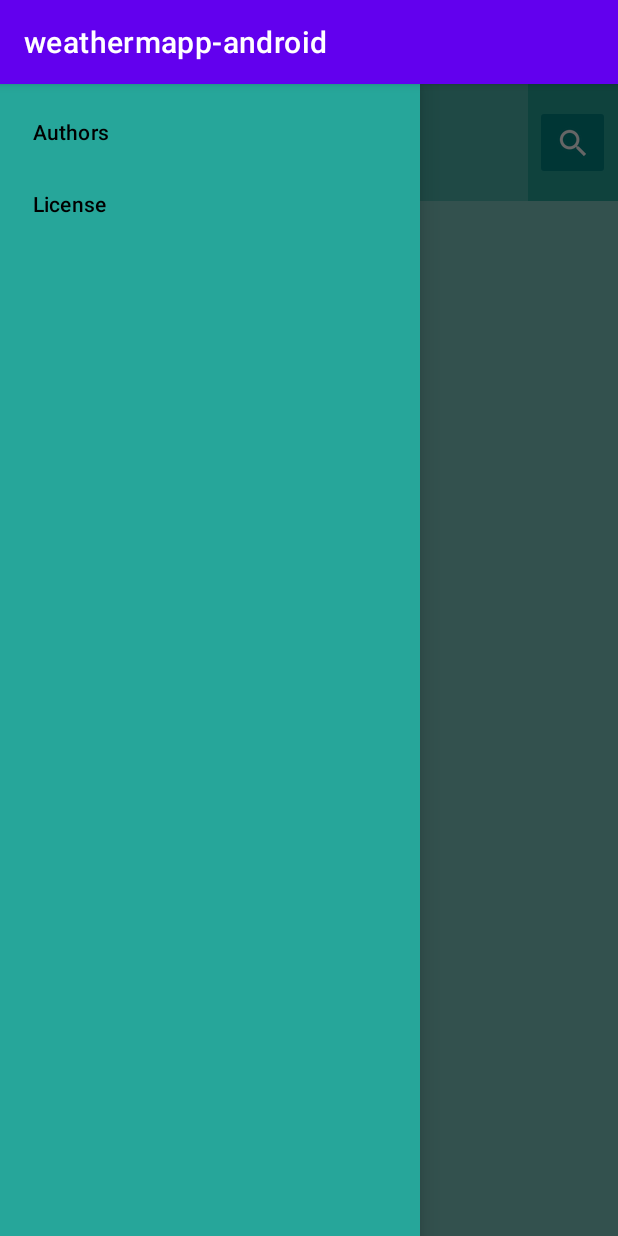
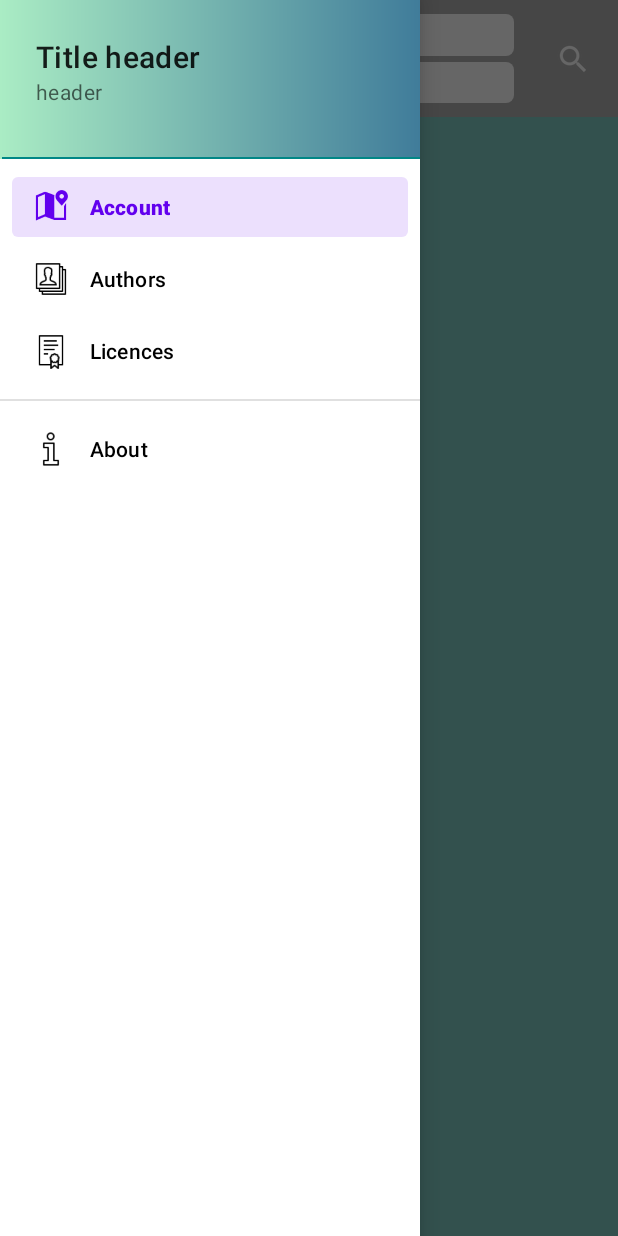
Before and after one commit to sunbeam96/weathermapp-android, an Android app: the screen it shows after launch (MainActivity), with the side drawer open, on a phone screen of 412 x 824 dp. Run offline under Robolectric (Android 15) with nearby library versions, the phone set to English and light mode, and no system bars; libraries missing offline, so code that uses them is left out: org.osmdroid.bonuspack, org.osmdroid.config, org.osmdroid.tileprovider, org.osmdroid.util, org.osmdroid.views; plain views replace MapView; 7 statements that could not run were skipped.

Commit message:
Add side panel
Create side panel. Simple refactoring.

```diff
--- a/app/build.gradle
+++ b/app/build.gradle
@@ -41,4 +41,8 @@ dependencies {
     implementation 'com.github.MKergall:osmbonuspack:6.9.0'
     implementation 'androidx.lifecycle:lifecycle-viewmodel-ktx:2.5.1'
     implementation 'com.squareup.okhttp3:okhttp:4.3.1'
+    implementation 'com.google.android.material:material:1.7.0'
+    implementation 'com.google.ar.sceneform:filament-android:1.17.1'
+    implementation 'com.google.firebase:firebase-database:20.0.4'
+    implementation 'com.google.firebase:firebase-firestore:24.1.0'
 }
--- a/app/src/main/java/com/weather/mapp/MainActivity.kt
+++ b/app/src/main/java/com/weather/mapp/MainActivity.kt
@@ -25,10 +25,9 @@ import kotlin.concurrent.thread
 
 class MainActivity : AppCompatActivity() {
     private var okHttpClient = OkHttpClient()
-
-    private lateinit var myLocationOverlay : MyLocationNewOverlay
-    private lateinit var navigationView : DrawerLayout
-    private lateinit var osmdroidMap : MapView
+    private lateinit var myLocationOverlay: MyLocationNewOverlay
+    private lateinit var navigationView: DrawerLayout
+    private lateinit var osmdroidMap: MapView
     private lateinit var roadManager: RoadManager
 
     override fun onCreate(savedInstanceState: Bundle?) {
@@ -36,6 +35,16 @@ class MainActivity : AppCompatActivity() {
         setContentView(R.layout.activity_main)
         Configuration.getInstance().userAgentValue = "application/1.0"
 
+        navigationMenu()
+        hideActionBar()
+    }
+
+    private fun hideActionBar() {
+        supportActionBar?.setDisplayHomeAsUpEnabled(true)
+        supportActionBar?.hide()
+    }
+
+    private fun navigationMenu() {
         navigationView = findViewById(R.id.drawer_layout)
         navigationView.setDrawerLockMode(DrawerLayout.LOCK_MODE_LOCKED_CLOSED, Gravity.LEFT)
 
@@ -45,10 +54,12 @@ class MainActivity : AppCompatActivity() {
         roadManager = OSRMRoadManager(this, Configuration.getInstance().userAgentValue)
 
         myLocationOverlay.enableMyLocation()
-        myLocationOverlay.runOnFirstFix { runOnUiThread {
-            osmdroidMap.controller.animateTo(myLocationOverlay.myLocation)
-            osmdroidMap.controller.setZoom(20)
-        }}
+        myLocationOverlay.runOnFirstFix {
+            runOnUiThread {
+                osmdroidMap.controller.animateTo(myLocationOverlay.myLocation)
+                osmdroidMap.controller.setZoom(20)
+            }
+        }
     }
 
     fun openNavigationView(view: View) {
@@ -60,12 +71,13 @@ class MainActivity : AppCompatActivity() {
     }
 
     fun routeSearch(view: View) {
-        val destinationPoint : EditText = findViewById(R.id.destination_point)
-        val startPoint : EditText = findViewById(R.id.start_point)
+        val destinationPoint: EditText = findViewById(R.id.destination_point)
+        val startPoint: EditText = findViewById(R.id.start_point)
         val startPointAddress = findCoordinates(startPoint.text.toString())
         val destinationPointAddress = findCoordinates(destinationPoint.text.toString())
         val startPointGeoPoint = GeoPoint(startPointAddress.latitude, startPointAddress.longitude)
-        val destinationPointGeoPoint = GeoPoint(destinationPointAddress.latitude, destinationPointAddress.longitude)
+        val destinationPointGeoPoint =
+            GeoPoint(destinationPointAddress.latitude, destinationPointAddress.longitude)
         val geoPointList = ArrayList<GeoPoint>()
         geoPointList.add(startPointGeoPoint)
         geoPointList.add(destinationPointGeoPoint)
@@ -82,8 +94,9 @@ class MainActivity : AppCompatActivity() {
         osmdroidMap.controller.setZoom(7.5)
     }
 
-    fun findCoordinates(placeName: String) : Address {
-        val requestUrl = "https://nominatim.openstreetmap.org/search.php?format=json&limit=1&q=$placeName"
+    private fun findCoordinates(placeName: String): Address {
+        val requestUrl =
+            "https://nominatim.openstreetmap.org/search.php?format=json&limit=1&q=$placeName"
         val nominatimRequest = Request.Builder().url(requestUrl).build()
         val address = Address(Locale.ENGLISH)
         val countDownLatch = CountDownLatch(1)
@@ -91,8 +104,9 @@ class MainActivity : AppCompatActivity() {
         thread(start = true) {
             var nominatimResponse = ""
 
-            okHttpClient.newCall(nominatimRequest).execute().use { response -> nominatimResponse =
-                response.body?.string() ?: ""
+            okHttpClient.newCall(nominatimRequest).execute().use { response ->
+                nominatimResponse =
+                    response.body?.string() ?: ""
             }
 
             val jsonElement = JsonParser.parseString(nominatimResponse).asJsonArray[0]
--- /dev/null
+++ b/app/src/main/res/drawable/gradient.xml
@@ -0,0 +1,8 @@
+<?xml version="1.0" encoding="utf-8"?>
+<shape xmlns:android="http://schemas.android.com/apk/res/android"
+    android:shape="rectangle">
+    <gradient
+        android:startColor="#AAECC4"
+        android:endColor="#407C9A"
+        android:angle="0" />
+</shape>
--- /dev/null
+++ b/app/src/main/res/drawable/round_edit_text.xml
@@ -0,0 +1,13 @@
+<?xml version="1.0" encoding="utf-8"?>
+<!--  res/drawable/rounded_edittext.xml -->
+<shape xmlns:android="http://schemas.android.com/apk/res/android"
+    android:shape="rectangle"
+    android:padding="10dp">
+
+    <solid android:color="#FFFFFF" />
+    <corners
+        android:bottomRightRadius="5dp"
+        android:bottomLeftRadius="5dp"
+        android:topLeftRadius="5dp"
+        android:topRightRadius="5dp" />
+</shape>
--- a/app/src/main/res/layout/activity_main.xml
+++ b/app/src/main/res/layout/activity_main.xml
@@ -7,6 +7,16 @@
     android:layout_height="match_parent"
     tools:context=".MainActivity">
 
+    <LinearLayout
+        android:layout_width="match_parent"
+        android:layout_height="match_parent" />
+
+    <com.google.android.material.navigation.NavigationView
+        android:layout_width="wrap_content"
+        android:layout_height="match_parent"
+        android:layout_gravity="start"
+        app:headerLayout="@layout/header_navigation_drawer"
+        app:menu="@menu/navigation_menu" />
 
     <LinearLayout
         android:id="@+id/linearLayout"
@@ -18,38 +28,25 @@
             android:layout_width="match_parent"
             android:layout_height="387dp"
             android:layout_weight="4"
-            android:background="@android:color/holo_green_light"
+            android:background="#B0B0B0"
             android:orientation="horizontal">
 
             <LinearLayout
                 android:layout_width="425dp"
                 android:layout_height="77.5dp"
                 android:layout_weight="3"
-                android:background="#26A69A"
+                android:background="#B0B0B0"
                 android:gravity="center"
                 android:orientation="vertical">
-
-<!--                <Button-->
-<!--                    android:id="@+id/hamburger_button"-->
-<!--                    style="@style/Widget.AppCompat.Button"-->
-<!--                    android:layout_width="50dp"-->
-<!--                    android:layout_height="50dp"-->
-<!--                    android:gravity="center"-->
-<!--                    android:onClick="openNavigationView"-->
-<!--                    android:text="|||"-->
-<!--                    app:backgroundTint="@color/teal_700">-->
-
-<!--                </Button>-->
 
                 <ImageButton
                     android:id="@+id/hamburger_button"
                     android:layout_width="50dp"
                     android:layout_height="50dp"
+                    android:background="#B0B0B0"
                     android:gravity="center"
                     android:onClick="openNavigationView"
-                    app:backgroundTint="@color/teal_700"
-                    app:srcCompat="@android:drawable/ic_menu_sort_by_size"
-                    app:tint="@color/white"
+                    android:src="@drawable/menu"
                     tools:ignore="SpeakableTextPresentCheck" />
 
             </LinearLayout>
@@ -59,28 +56,31 @@
                 android:layout_width="match_parent"
                 android:layout_height="match_parent"
                 android:layout_weight="1"
-                android:background="@android:color/holo_blue_bright"
-                android:orientation="vertical">
+                android:background="#B0B0B0"
+                android:orientation="vertical"
+                android:padding="7dp">
 
 
                 <EditText
                     android:id="@+id/start_point"
                     android:layout_width="match_parent"
                     android:layout_height="match_parent"
+                    android:layout_margin="2dp"
                     android:layout_weight="1"
-                    android:background="#4DB6AC"
+                    android:background="@drawable/round_edit_text"
                     android:gravity="center"
-                    android:hint="Miejsce startowe"
+                    android:hint="@string/source"
                     android:inputType="text"></EditText>
 
                 <EditText
                     android:id="@+id/destination_point"
                     android:layout_width="match_parent"
                     android:layout_height="match_parent"
+                    android:layout_margin="2dp"
                     android:layout_weight="1"
-                    android:background="#4DB6AC"
+                    android:background="@drawable/round_edit_text"
                     android:gravity="center"
-                    android:hint="Miejsce docelowe"
+                    android:hint="@string/end"
                     tools:ignore="TouchTargetSizeCheck"></EditText>
 
 
@@ -90,7 +90,7 @@
                 android:layout_width="425dp"
                 android:layout_height="match_parent"
                 android:layout_weight="3"
-                android:background="#26A69A"
+                android:background="#B0B0B0"
                 android:gravity="center"
                 android:orientation="vertical">
 
@@ -98,16 +98,15 @@
                     android:id="@+id/search_button"
                     android:layout_width="50dp"
                     android:layout_height="50dp"
+                    android:background="#B0B0B0"
                     android:gravity="center"
                     android:onClick="routeSearch"
-                    app:backgroundTint="@color/teal_700"
                     app:srcCompat="?android:attr/actionModeWebSearchDrawable"
                     app:tint="@color/white"
                     tools:ignore="SpeakableTextPresentCheck" />
             </LinearLayout>
 
         </LinearLayout>
-
 
         <LinearLayout
             android:layout_width="match_parent"
@@ -119,30 +118,11 @@
             <org.osmdroid.views.MapView
                 android:id="@+id/map"
                 android:layout_width="fill_parent"
-                android:layout_height="fill_parent"/>
+                android:layout_height="fill_parent" />
         </LinearLayout>
 
 
     </LinearLayout>
 
-    <com.google.android.material.navigation.NavigationView
-        android:layout_width="wrap_content"
-        android:layout_height="match_parent"
-        android:layout_gravity="start"
-        android:background="#26A69A"
-        app:menu="@menu/navigation_menu">
-
-    </com.google.android.material.navigation.NavigationView>
-
-
-    <!--    <TextView-->
-    <!--        android:layout_width="wrap_content"-->
-    <!--        android:layout_height="wrap_content"-->
-    <!--        android:text="Hello World!"-->
-    <!--        app:layout_constraintBottom_toBottomOf="parent"-->
-    <!--        app:layout_constraintEnd_toEndOf="parent"-->
-    <!--        app:layout_constraintStart_toStartOf="parent"-->
-    <!--        app:layout_constraintTop_toTopOf="parent" />-->
-
 
 </androidx.drawerlayout.widget.DrawerLayout>
--- /dev/null
+++ b/app/src/main/res/layout/header_navigation_drawer.xml
@@ -0,0 +1,37 @@
+<?xml version="1.0" encoding="utf-8"?>
+<androidx.appcompat.widget.LinearLayoutCompat xmlns:android="http://schemas.android.com/apk/res/android"
+    xmlns:tools="http://schemas.android.com/tools"
+    android:layout_width="match_parent"
+    android:layout_height="wrap_content"
+    android:background="@drawable/gradient"
+    android:orientation="vertical">
+
+    <TextView
+        android:layout_width="wrap_content"
+        android:layout_height="wrap_content"
+        android:layout_marginStart="24dp"
+        android:layout_marginTop="24dp"
+        android:layout_marginEnd="24dp"
+        android:text="@string/header_title"
+        android:textAppearance="?attr/textAppearanceHeadline6"
+        tools:ignore="MissingConstraints" />
+
+
+    <TextView
+        android:layout_width="wrap_content"
+        android:layout_height="wrap_content"
+        android:layout_marginStart="24dp"
+        android:layout_marginEnd="24dp"
+        android:layout_marginBottom="24dp"
+        android:text="@string/header_text"
+        android:textAppearance="?attr/textAppearanceBody2"
+        android:textColor="@color/material_on_surface_emphasis_medium"
+        tools:ignore="MissingConstraints" />
+
+    <View
+        android:layout_width="280dp"
+        android:layout_height="1dp"
+        android:layout_marginLeft="1dp"
+        android:layout_marginTop="10dp"
+        android:background="@color/teal_700" />
+</androidx.appcompat.widget.LinearLayoutCompat>
--- a/app/src/main/res/menu/navigation_menu.xml
+++ b/app/src/main/res/menu/navigation_menu.xml
@@ -1,9 +1,39 @@
 <?xml version="1.0" encoding="utf-8"?>
-<menu xmlns:android="http://schemas.android.com/apk/res/android">
-    <item
-        android:id="@+id/authors"
-        android:title="Authors" />
+<menu xmlns:android="http://schemas.android.com/apk/res/android"
+    xmlns:tools="http://schemas.android.com/tools"
+    android:autoSizeMinTextSize="20sp"
+    tools:ignore="HardcodedText">
 
-    <item android:id="@+id/license"
-        android:title="License" />
+    <group
+        android:id="@+id/group1"
+        android:checkableBehavior="single">
+        <item
+            android:id="@+id/account"
+            android:checked="true"
+            android:icon="@drawable/map"
+            android:title="@string/account_menu" />
+
+        <item
+            android:id="@+id/authors"
+            android:checked="true"
+            android:icon="@drawable/authors"
+            android:title="@string/authors_menu" />
+
+        <item
+            android:id="@+id/licences"
+            android:icon="@drawable/licence"
+            android:title="@string/licences_menu" />
+
+
+    </group>
+    <group
+        android:id="@+id/menu_divider"
+        android:checkableBehavior="single">
+        <item
+            android:id="@+id/about"
+            android:icon="@drawable/info"
+            android:title="@string/about_menu"/>
+    </group>
+
+
 </menu>
--- a/app/src/main/res/values/strings.xml
+++ b/app/src/main/res/values/strings.xml
@@ -1,3 +1,11 @@
 <resources>
     <string name="app_name">weathermapp-android</string>
+    <string name="header_title">Title header</string>
+    <string name="header_text">header</string>
+    <string name="source">Start</string>
+    <string name="end">Finish</string>
+    <string name="account_menu">Account</string>
+    <string name="authors_menu">Authors</string>
+    <string name="licences_menu">Licences</string>
+    <string name="about_menu">About</string>
 </resources>
```
Also changed, not shown: app/src/main/res/drawable-v24/authors.png (added), app/src/main/res/drawable-v24/info.png (added), app/src/main/res/drawable-v24/licence.png (added), app/src/main/res/drawable-v24/map.png (added), app/src/main/res/drawable/menu.png (added).
